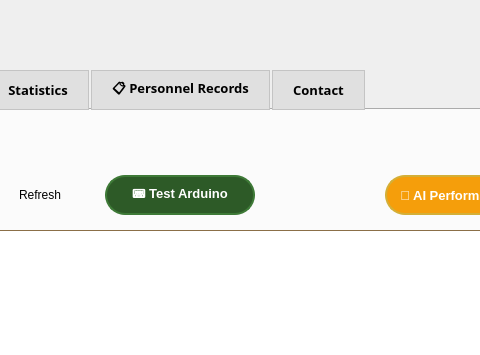
Above: employee_management.ui from rayenkb/Esprit--PI2AC---2A4--2526-HammerDown before the change; both pictures show x 407 to 887 and y 0 to 355 of the 1322 by 800 pixel window. Below: the same form after it.
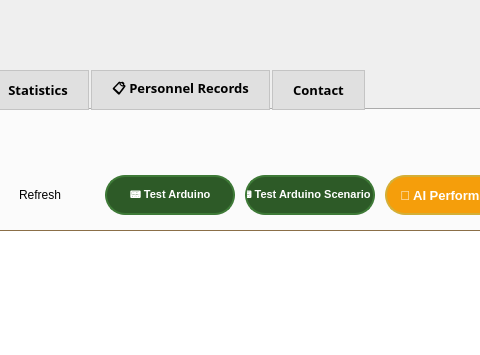
That is the form after the change. The open tabs and pages were chosen to show the change. Icons and pictures are not drawn.

Commit message: added new button for scenario 1

Patch:
```diff
--- a/employee_management.ui
+++ b/employee_management.ui
@@ -790,18 +790,35 @@
       <rect>
        <x>400</x>
        <y>65</y>
-       <width>150</width>
+       <width>130</width>
        <height>40</height>
       </rect>
      </property>
      <property name="styleSheet">
-      <string notr="true">QPushButton { background-color: #2D5A27; border-radius: 20px; color: white; font-weight: bold; font-size: 13px; border: 2px solid #3E7A37; }
+      <string notr="true">QPushButton { background-color: #2D5A27; border-radius: 20px; color: white; font-weight: bold; font-size: 11px; border: 2px solid #3E7A37; }
 QPushButton:hover { background-color: #3E7A37; border: 2px solid #FFF; }</string>
      </property>
      <property name="text">
       <string>📟 Test Arduino</string>
      </property>
     </widget>
+    <widget class="QPushButton" name="btn_test_arduino_scenario_1">
+     <property name="geometry">
+      <rect>
+       <x>540</x>
+       <y>65</y>
+       <width>130</width>
+       <height>40</height>
+      </rect>
+     </property>
+     <property name="styleSheet">
+      <string notr="true">QPushButton { background-color: #2D5A27; border-radius: 20px; color: white; font-weight: bold; font-size: 11px; border: 2px solid #3E7A37; }
+QPushButton:hover { background-color: #3E7A37; border: 2px solid #FFF; }</string>
+     </property>
+     <property name="text">
+      <string>📟 Test Arduino Scenario 1</string>
+     </property>
+    </widget>
    </widget>
    <widget class="QWidget" name="tab_stats">
     <attribute name="title">
```
The commit also changes 2 other files.
